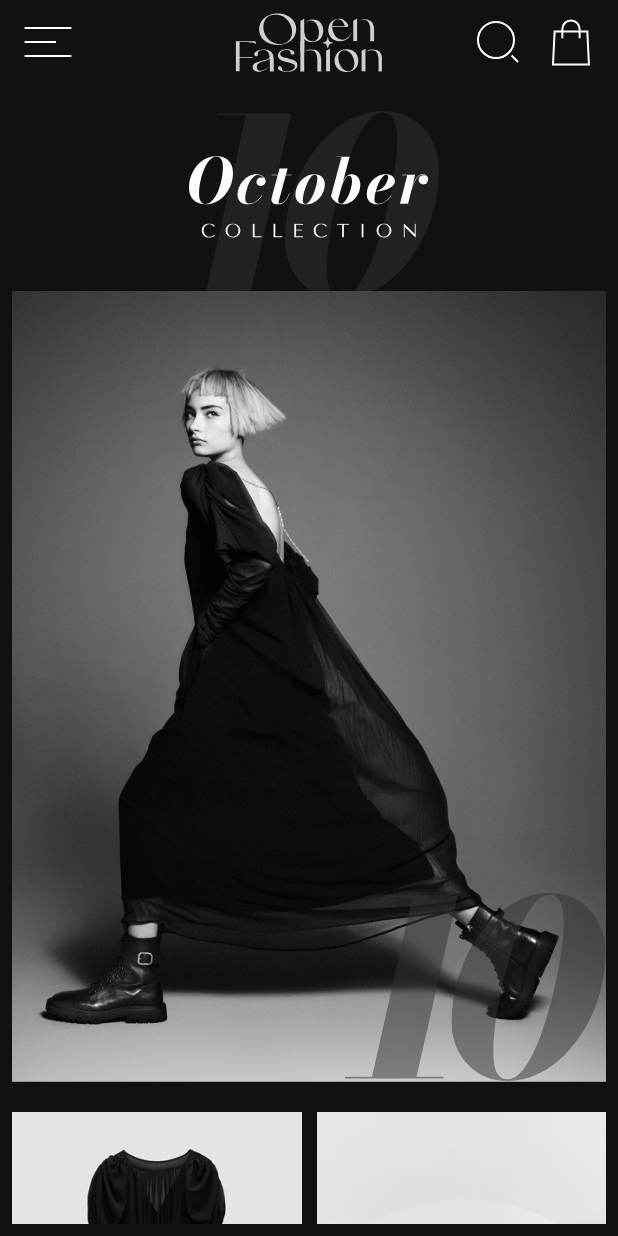
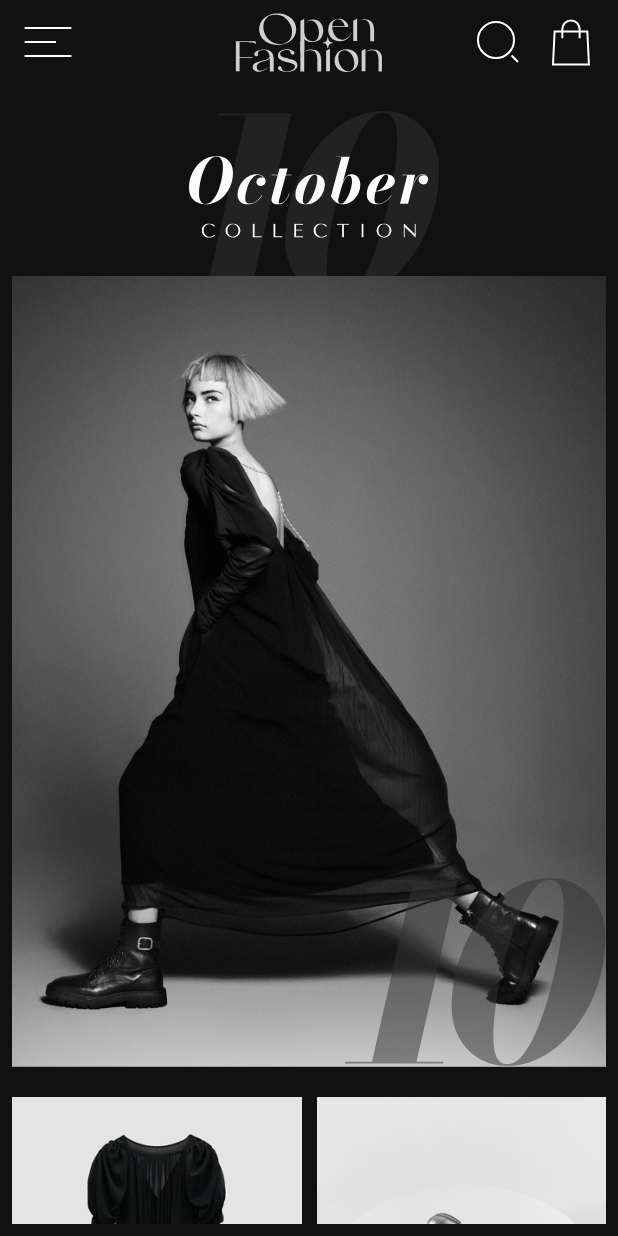
Before and after one commit to Omar-Tmam/Open-Fashion, a Flutter app: the screen it shows after launch, on a phone screen of 412 x 824 dp. Run offline on Flutter 3.47's test engine with Material 3 defaults, Android fonts, the phone set to English and light mode, and no system bars; our stand-ins replace flutter_credit_card, flutter_svg, gap, go_router.

Commit message:
almost done

```diff
--- a/lib/Features/home_view/presentation/views/widgets/mobile_home_view_body.dart
+++ b/lib/Features/home_view/presentation/views/widgets/mobile_home_view_body.dart
@@ -19,12 +19,10 @@ class MobileHomeViewBody extends StatelessWidget {
           Positioned(top: 10, right: 0, left: 0, child: SvgPicture.asset(Assets.imgs10)),
           Positioned(top: 40, right: 0, left: 0, child: SvgPicture.asset(Assets.imgsOctober)),
           Positioned(top: 85, right: 0, left: 0, child: SvgPicture.asset(Assets.imgsCollection)),
-          Positioned.fill(
-            top: 130,
-
-            child: SingleChildScrollView(
+          SingleChildScrollView(
             child: Column(
               children: [
+                Gap(120),
                 Stack(
                   children: [
                     Image.asset(Assets.imgsMainImg),
@@ -55,7 +53,6 @@ class MobileHomeViewBody extends StatelessWidget {
               ],
             ),
           ),
-          ),
         ],
       ),
     );
--- a/lib/Features/home_view/presentation/views/widgets/product_item.dart
+++ b/lib/Features/home_view/presentation/views/widgets/product_item.dart
@@ -13,7 +13,9 @@ class ProductItem extends StatelessWidget {
 
   @override
   Widget build(BuildContext context) {
-    return Column(
+    return Container(
+      color: Color(0xFF111111),
+      child: Column(
         crossAxisAlignment: CrossAxisAlignment.start,
         children: [
           Stack(
@@ -53,6 +55,7 @@ class ProductItem extends StatelessWidget {
             overflow: TextOverflow.ellipsis,
           ),
         ],
+      ),
     );
   }
 }
```
Also changed, not shown: lib/Features/shipping_view/presentation/views/widgets/shipping_view_body.dart (+43 -0 lines). Lines whose indentation alone changed are shown as unchanged.
